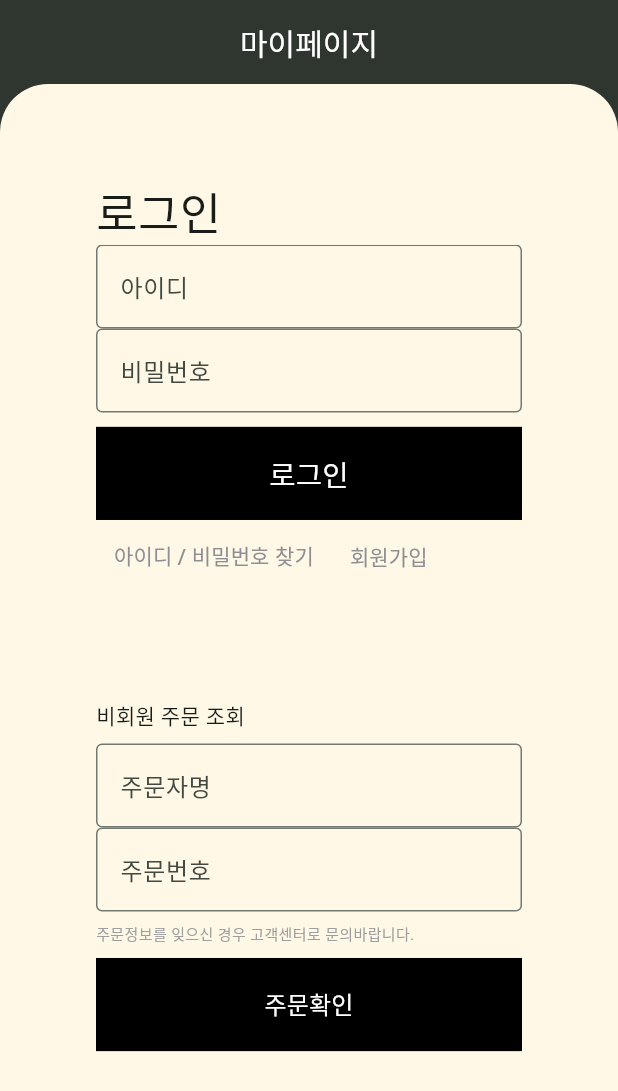
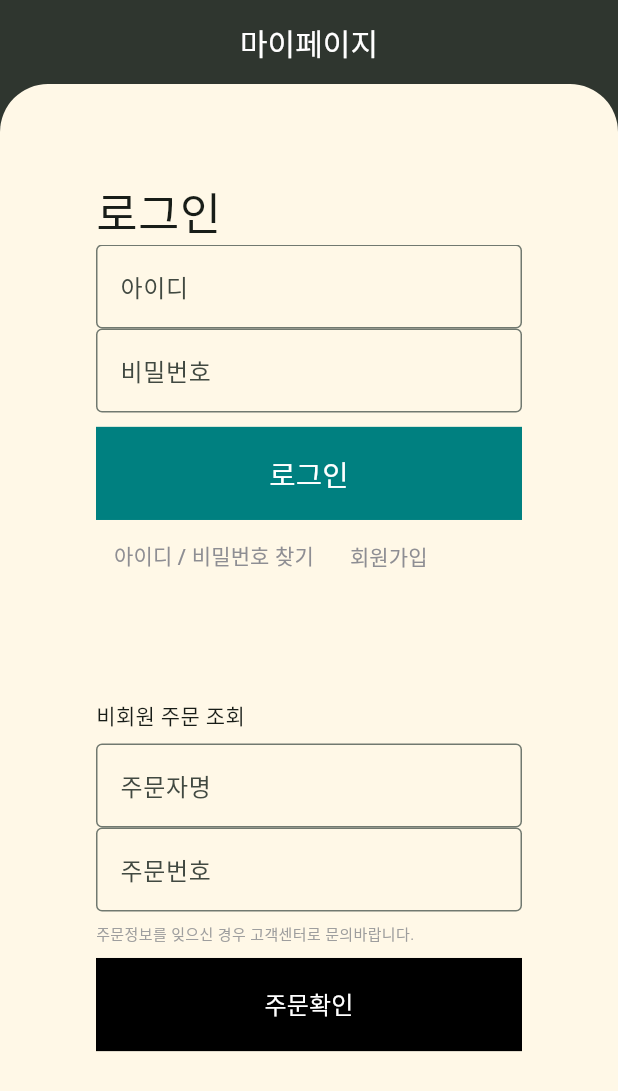
Before and after one commit to ALSDlab/birthday_presents_web_app, a Flutter app: the LoginPage screen opened directly, on a phone screen of 412 x 824 dp. Shown: the top 1091 px of the screen. Run offline on Flutter 3.47's test engine with Material 3 defaults, Android fonts, the phone set to English and light mode, and no system bars; our stand-ins replace bootstrap_icons, cached_network_image, cloud_firestore, connectivity_plus, firebase_auth, firebase_core and 7 more; missing offline and left inert: bootpay, daum_postcode_search, kpostal_web; accounts and stored records are empty; generated files the repository leaves out were written again; Roboto replaces fonts that are missing (Jalnan, Kopub).

```diff
--- a/lib/view/page/login_page/login_page.dart
+++ b/lib/view/page/login_page/login_page.dart
@@ -131,7 +131,7 @@ class _LoginPageState extends State<LoginPage> {
                                 BeveledRectangleBorder(),
                               ),
                               backgroundColor:
-                                  const MaterialStatePropertyAll(Colors.black),
+                                  const MaterialStatePropertyAll(Color(0xFF008080)),
                             ),
                             onPressed: () {
                               if (_formKey.currentState!.validate()) {
--- a/lib/view/page/main_page/main_page.dart
+++ b/lib/view/page/main_page/main_page.dart
@@ -41,7 +41,10 @@ class _MainPageState extends State<MainPage> {
 
       setState(() {
         _status = status;
-        print('Status changed : $_status');
+        //print('Status changed : $_status');
+        if(_status == Status.available) {
+
+        }
       });
     });
 
--- a/lib/view/page/main_page/store_view_model.dart
+++ b/lib/view/page/main_page/store_view_model.dart
@@ -19,6 +19,8 @@ class StoreViewModel extends ChangeNotifier {
 
   bool get isLoading => _isLoading;
 
+
+
   Future<void> loadingHome() async {
     _isLoading = true;
     notifyListeners();
--- a/lib/view/page/product_detail_page/product_detail_page.dart
+++ b/lib/view/page/product_detail_page/product_detail_page.dart
@@ -348,7 +348,8 @@ class _ProductDetailPageState extends State<ProductDetailPage> {
                   style: OutlinedButton.styleFrom(
                       shape: const RoundedRectangleBorder(
                           borderRadius: BorderRadius.zero),
-                      backgroundColor: const Color(0xFF2F362F)),
+                      backgroundColor: const Color(0xFF188bc2)),
+                  //0xFF188bc2 돈쓰는버튼 0xFF008080 로그인버튼
                   onPressed: () {
                     showModalBottomSheet(
                         context: context,
@@ -452,7 +453,7 @@ class _ProductDetailPageState extends State<ProductDetailPage> {
                                                 borderRadius:
                                                     BorderRadius.zero),
                                             backgroundColor:
-                                                const Color(0xFF2F362F),
+                                                const Color(0xFF188bc2),
                                           ),
                                           onPressed: () {
                                             final createdDate = DateTime.now()
--- a/lib/view/page/shopping_cart_page/shopping_cart_page.dart
+++ b/lib/view/page/shopping_cart_page/shopping_cart_page.dart
@@ -163,7 +163,7 @@ class _ShoppingCartPageState extends State<ShoppingCartPage> {
             ),
             style: ButtonStyle(
               backgroundColor: MaterialStateProperty.all(
-                const Color(0xFF2F362F),
+                const Color(0xFF188bc2),
               ),
             ),
           ),
```
